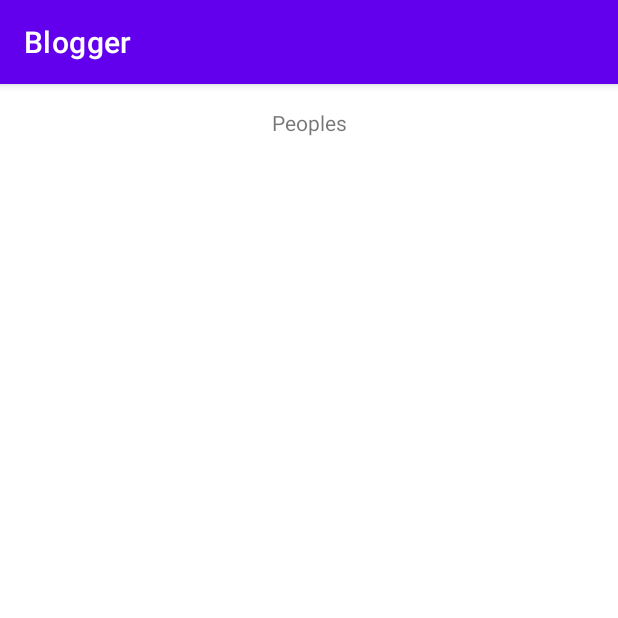
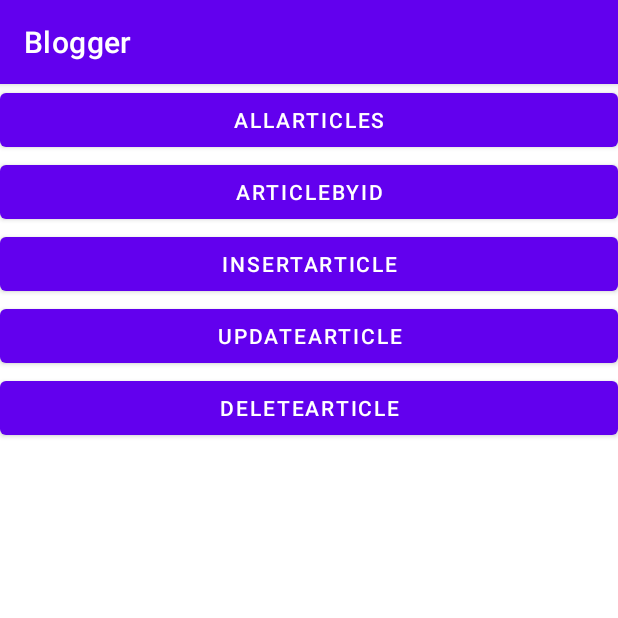
Before and after one commit to gretandroid/Blogger, an Android app: the screen it shows after launch (MainActivity), on a phone screen of 412 x 824 dp, the top half of it. Run offline under Robolectric (Android 15) with nearby library versions, the light colour scheme and no system bars.

Commit message:
premier pas

```diff
--- a/app/src/main/java/com/example/kotlin/blogger/MainActivity.kt
+++ b/app/src/main/java/com/example/kotlin/blogger/MainActivity.kt
@@ -1,20 +1,14 @@
 package com.example.kotlin.blogger
 
 import android.os.Bundle
-import android.view.LayoutInflater.from
-import android.view.View
-import android.view.ViewGroup
 import android.widget.ListView
-import android.widget.TextView
 import androidx.appcompat.app.AppCompatActivity
-import androidx.recyclerview.widget.RecyclerView.Adapter
-import androidx.recyclerview.widget.RecyclerView.ViewHolder
-import com.example.kotlin.blogger.PeopleAdapter.PeopleViewHolder
-import com.example.kotlin.blogger.R.id.*
 import com.example.kotlin.blogger.R.layout.activity_main
-import com.example.kotlin.blogger.R.layout.row
 import retrofit2.Call
 import retrofit2.Retrofit
+import retrofit2.Retrofit.Builder
+import retrofit2.converter.moshi.MoshiConverterFactory
+import retrofit2.converter.moshi.MoshiConverterFactory.create
 import retrofit2.http.GET
 
 interface PeopleService {
@@ -39,64 +33,26 @@
 Call<List<Repo>> repos = service.listRepos("octocat");
  */
 class MainActivity : AppCompatActivity() {
-    private val peoples by lazy { mutableListOf<People>() }
-    private lateinit var peopleListView: ListView
-
-    init {
-        val retrofit: Retrofit = Retrofit.Builder()
-            .baseUrl("http://localhost:8080/")
-            .build()
-//        val personService:PersonService=retrofit.create(PersonService::)
-    }
+//    private val peoples by lazy { mutableListOf<People>() }
+//    private lateinit var peopleListView: ListView
 
     override fun onCreate(savedInstanceState: Bundle?) {
         super.onCreate(savedInstanceState)
         setContentView(activity_main)
-        peopleListView = findViewById(peopleRV)
-        PeopleAdapter(peoples)
+//        peopleListView = findViewById(peopleRV)
+//        PeopleAdapter(peoples)
     }
 }
 
-class PeopleAdapter(private val peoples: List<People>) : Adapter<PeopleViewHolder>() {
-
-
-    class PeopleViewHolder(
-        itemView: View,
-        var peopleIdTextView: TextView = itemView.findViewById(R.id.peopleIdTextView),
-        var nameTextView: TextView = itemView.findViewById(R.id.nameTextView),
-        var usernameTextView: TextView = itemView.findViewById(R.id.usernameTextView),
-        var emailTextView: TextView = itemView.findViewById(R.id.emailTextView),
-        var companyTextView: TextView = itemView.findViewById(R.id.companyTextView),
-        var websiteTextView: TextView = itemView.findViewById(R.id.websiteTextView)
-    ) : ViewHolder(itemView)
-
-    override fun onCreateViewHolder(
-        parent: ViewGroup,
-        viewType: Int
-    ): PeopleViewHolder = PeopleViewHolder(
-        from(parent.context).inflate(
-            row,
-            parent,
-            false
-        )
-    )
-
-
-    override fun onBindViewHolder(
-        holder: PeopleViewHolder,
-        position: Int
-    ) = holder.run {
-        peopleIdTextView.text = peoples[position].id.toString()
-        nameTextView.text = peoples[position].name
-        usernameTextView.text = peoples[position].username
-        emailTextView.text = peoples[position].email
-        companyTextView.text = peoples[position].company
-        websiteTextView.text = peoples[position].website
+object RetrofitInstance {
+    private const val BASE_URL = "http://192.168.1.104:8080"
+    private val retroFit by lazy {
+        Builder()
+            .baseUrl(BASE_URL)
+            .addConverterFactory(create())
+            .build()
     }
-
-    override fun getItemCount() = peoples.size
 }
-
 data class People(
     val id: Long,
     var name: String,
--- a/app/src/main/res/layout/activity_main.xml
+++ b/app/src/main/res/layout/activity_main.xml
@@ -1,29 +1,39 @@
 <?xml version="1.0" encoding="utf-8"?>
-<androidx.constraintlayout.widget.ConstraintLayout xmlns:android="http://schemas.android.com/apk/res/android"
+<LinearLayout xmlns:android="http://schemas.android.com/apk/res/android"
     xmlns:app="http://schemas.android.com/apk/res-auto"
     xmlns:tools="http://schemas.android.com/tools"
     android:layout_width="match_parent"
     android:layout_height="match_parent"
-    tools:context=".MainActivity">
+    tools:context=".MainActivity"
+    android:orientation="vertical">
 
-    <TextView
-        android:id="@+id/textView"
-        android:layout_width="wrap_content"
+    <Button
+        android:id="@+id/allArticlesButton"
+        android:layout_width="match_parent"
         android:layout_height="wrap_content"
-        android:layout_marginTop="16dp"
-        android:text="Peoples"
-        app:layout_constraintEnd_toEndOf="parent"
-        app:layout_constraintStart_toStartOf="parent"
-        app:layout_constraintTop_toTopOf="parent" />
+        android:text="allArticles" />
 
-    <androidx.recyclerview.widget.RecyclerView
-        android:id="@+id/peopleRV"
-        android:layout_width="415dp"
-        android:layout_height="686dp"
-        android:layout_marginBottom="10dp"
-        app:layout_constraintBottom_toBottomOf="parent"
-        app:layout_constraintEnd_toEndOf="parent"
-        app:layout_constraintStart_toStartOf="parent"
-        app:layout_constraintTop_toBottomOf="@+id/textView" />
+    <Button
+        android:id="@+id/articleByIdbutton"
+        android:layout_width="match_parent"
+        android:layout_height="wrap_content"
+        android:text="articleById" />
 
-</androidx.constraintlayout.widget.ConstraintLayout>
+    <Button
+        android:id="@+id/insertArticleButton"
+        android:layout_width="match_parent"
+        android:layout_height="wrap_content"
+        android:text="insertArticle" />
+
+    <Button
+        android:id="@+id/updateArticleButton"
+        android:layout_width="match_parent"
+        android:layout_height="wrap_content"
+        android:text="updateArticle" />
+
+    <Button
+        android:id="@+id/deleteArticleButton"
+        android:layout_width="match_parent"
+        android:layout_height="wrap_content"
+        android:text="deleteArticle" />
+</LinearLayout>
```
Also changed, not shown: app/src/main/java/com/example/kotlin/blogger/PeopleAdapter.kt (added, +47 -0 lines).
